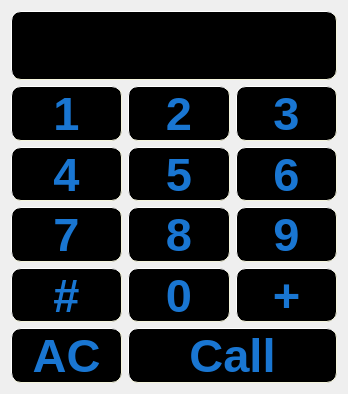
Above: telephonepad.ui from eurosa/DigilineSystem-new before the change. Below: the same form after it.
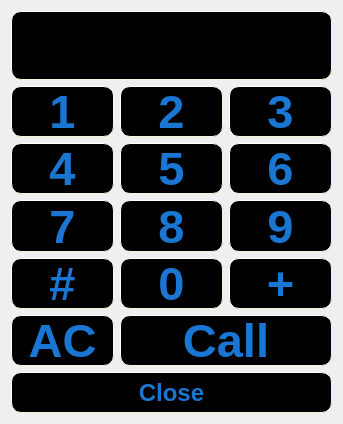
That is the form after the change. Icons and pictures are not drawn.

Diff of the .ui file:
```diff
--- a/telephonepad.ui
+++ b/telephonepad.ui
@@ -6,19 +6,39 @@
    <rect>
     <x>0</x>
     <y>0</y>
-    <width>348</width>
-    <height>394</height>
+    <width>339</width>
+    <height>424</height>
    </rect>
   </property>
   <property name="windowTitle">
    <string>Telephone Pad</string>
   </property>
-  <layout class="QGridLayout" name="gridLayout_3">
-   <item row="0" column="0">
-    <layout class="QGridLayout" name="gridLayout_2">
-     <item row="1" column="0">
       <layout class="QGridLayout" name="gridLayout">
-       <item row="0" column="0">
+   <item row="0" column="0" colspan="3">
+    <widget class="QLineEdit" name="lcdNumber">
+     <property name="styleSheet">
+      <string notr="true">QLineEdit {
+    border-style: outset;
+    border-width: 1px;
+    border-radius: 10px;
+    border-color: beige;
+    font: bold 47px;
+    
+     
+    padding: 6px;
+    background-color: #000000;
+    color:#1976D2;
+   
+}
+QLineEdit:pressed {
+    background-color: gray;
+    border-style: inset;
+}
+</string>
+     </property>
+    </widget>
+   </item>
+   <item row="1" column="0">
         <widget class="QToolButton" name="button1">
          <property name="sizePolicy">
           <sizepolicy hsizetype="Minimum" vsizetype="Fixed">
@@ -66,7 +86,7 @@
          </property>
         </widget>
        </item>
-       <item row="0" column="1">
+   <item row="1" column="1">
         <widget class="QToolButton" name="button2">
          <property name="sizePolicy">
           <sizepolicy hsizetype="Minimum" vsizetype="Fixed">
@@ -112,7 +132,7 @@
          </property>
         </widget>
        </item>
-       <item row="0" column="2">
+   <item row="1" column="2">
         <widget class="QToolButton" name="button3">
          <property name="sizePolicy">
           <sizepolicy hsizetype="Minimum" vsizetype="Fixed">
@@ -159,7 +179,7 @@
          </property>
         </widget>
        </item>
-       <item row="1" column="0">
+   <item row="2" column="0">
         <widget class="QToolButton" name="button4">
          <property name="sizePolicy">
           <sizepolicy hsizetype="Minimum" vsizetype="Fixed">
@@ -206,7 +226,7 @@
          </property>
         </widget>
        </item>
-       <item row="1" column="1">
+   <item row="2" column="1">
         <widget class="QToolButton" name="button5">
          <property name="sizePolicy">
           <sizepolicy hsizetype="Minimum" vsizetype="Fixed">
@@ -253,7 +273,7 @@
          </property>
         </widget>
        </item>
-       <item row="1" column="2">
+   <item row="2" column="2">
         <widget class="QToolButton" name="button6">
          <property name="sizePolicy">
           <sizepolicy hsizetype="Minimum" vsizetype="Fixed">
@@ -300,7 +320,7 @@
          </property>
         </widget>
        </item>
-       <item row="2" column="0">
+   <item row="3" column="0">
         <widget class="QToolButton" name="button7">
          <property name="sizePolicy">
           <sizepolicy hsizetype="Minimum" vsizetype="Fixed">
@@ -347,7 +367,7 @@
          </property>
         </widget>
        </item>
-       <item row="2" column="1">
+   <item row="3" column="1">
         <widget class="QToolButton" name="button8">
          <property name="sizePolicy">
           <sizepolicy hsizetype="Minimum" vsizetype="Fixed">
@@ -394,7 +414,7 @@
          </property>
         </widget>
        </item>
-       <item row="2" column="2">
+   <item row="3" column="2">
         <widget class="QToolButton" name="button9">
          <property name="sizePolicy">
           <sizepolicy hsizetype="Minimum" vsizetype="Fixed">
@@ -441,7 +461,7 @@
          </property>
         </widget>
        </item>
-       <item row="3" column="0">
+   <item row="4" column="0">
         <widget class="QToolButton" name="button10">
          <property name="sizePolicy">
           <sizepolicy hsizetype="Minimum" vsizetype="Fixed">
@@ -488,7 +508,7 @@
          </property>
         </widget>
        </item>
-       <item row="3" column="1">
+   <item row="4" column="1">
         <widget class="QToolButton" name="button0">
          <property name="sizePolicy">
           <sizepolicy hsizetype="Minimum" vsizetype="Fixed">
@@ -535,7 +555,7 @@
          </property>
         </widget>
        </item>
-       <item row="3" column="2">
+   <item row="4" column="2">
         <widget class="QToolButton" name="button11">
          <property name="sizePolicy">
           <sizepolicy hsizetype="Minimum" vsizetype="Fixed">
@@ -582,7 +602,7 @@
          </property>
         </widget>
        </item>
-       <item row="4" column="0">
+   <item row="5" column="0">
         <widget class="QToolButton" name="buttonClear">
          <property name="sizePolicy">
           <sizepolicy hsizetype="Minimum" vsizetype="Fixed">
@@ -639,7 +659,7 @@
          </property>
         </widget>
        </item>
-       <item row="4" column="1" colspan="2">
+   <item row="5" column="1" colspan="2">
         <widget class="QToolButton" name="buttonCall">
          <property name="sizePolicy">
           <sizepolicy hsizetype="Minimum" vsizetype="Fixed">
@@ -686,17 +706,27 @@
          </property>
         </widget>
        </item>
-      </layout>
-     </item>
-     <item row="0" column="0">
-      <widget class="QLineEdit" name="lcdNumber">
+   <item row="6" column="0" colspan="3">
+    <widget class="QToolButton" name="closeTelephonePad">
+     <property name="sizePolicy">
+      <sizepolicy hsizetype="Expanding" vsizetype="Fixed">
+       <horstretch>0</horstretch>
+       <verstretch>0</verstretch>
+      </sizepolicy>
+     </property>
+     <property name="minimumSize">
+      <size>
+       <width>321</width>
+       <height>41</height>
+      </size>
+     </property>
        <property name="styleSheet">
-        <string notr="true">QLineEdit {
+      <string notr="true">QToolButton {
     border-style: outset;
     border-width: 1px;
     border-radius: 10px;
     border-color: beige;
-    font: bold 47px;
+    font: bold 24px;
     
      
     padding: 6px;
@@ -704,15 +734,16 @@
     color:#1976D2;
    
 }
-QLineEdit:pressed {
+QToolButton:pressed {
     background-color: gray;
     border-style: inset;
 }
 </string>
        </property>
-      </widget>
-     </item>
-    </layout>
+     <property name="text">
+      <string>Close</string>
+     </property>
+    </widget>
    </item>
   </layout>
   <zorder></zorder>
```
Left out of the diff: 1 changed line with no effect on the pictures. Lines whose indentation alone changed are shown as unchanged.
